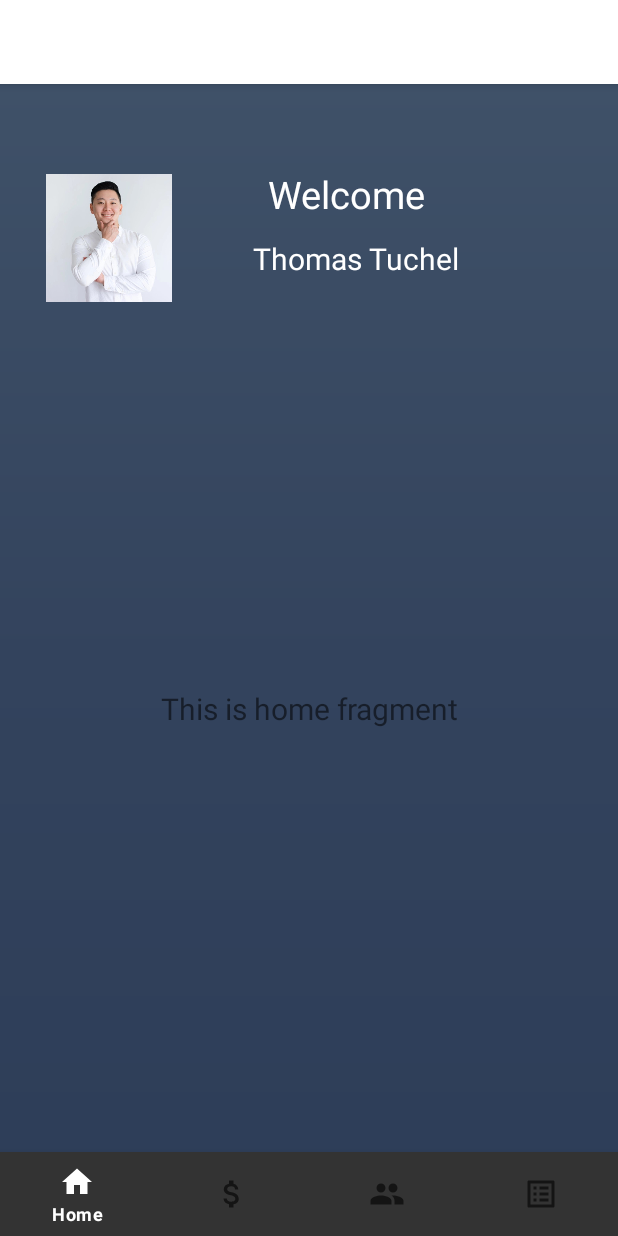
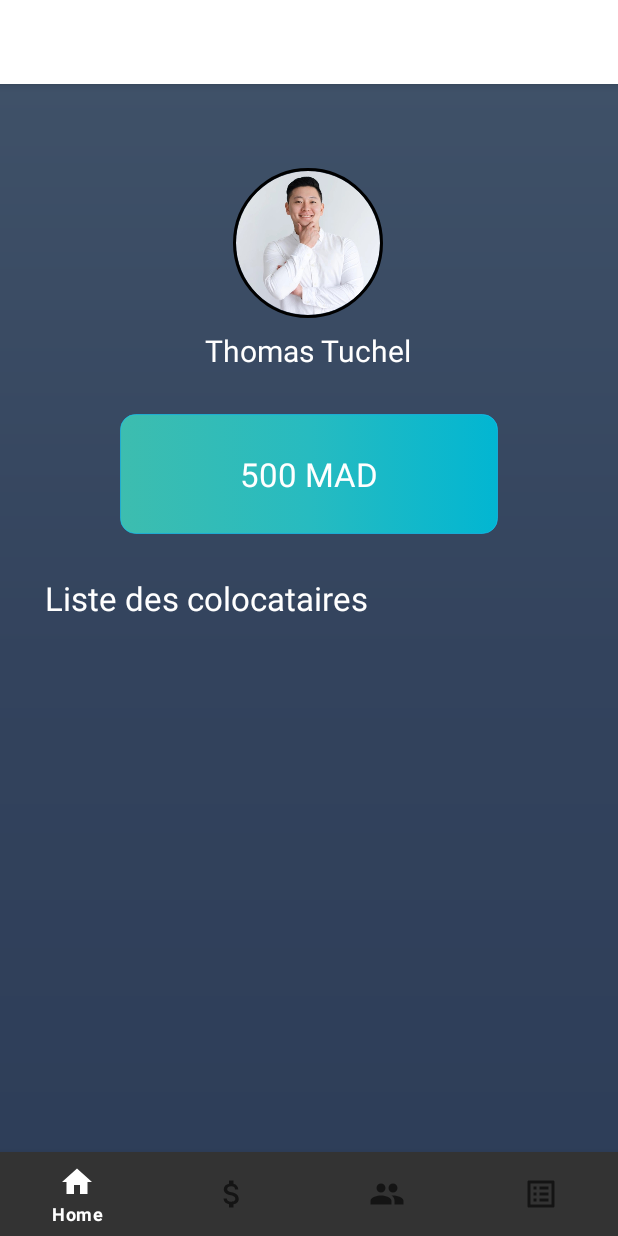
Before and after one commit to AyoubIzourane/Covie, an Android app: the HomeFragment screen opened directly, with no data from a screen before it, on a phone screen of 412 x 824 dp. Run offline under Robolectric (Android 15) with nearby library versions, the light colour scheme and no system bars; our stand-ins replace CircleImageView, navigation-ui.

Commit message:
covie app update

```diff
--- a/app/build.gradle
+++ b/app/build.gradle
@@ -8,7 +8,7 @@ android {
     defaultConfig {
         applicationId "com.example.dashboard"
         minSdk 21
-        targetSdk 31
+        targetSdk 28
         versionCode 1
         versionName "1.0"
 
@@ -31,7 +31,7 @@ android {
 }
 
 dependencies {
-
+    implementation 'com.google.android.material:material:1.2.0'
     implementation 'androidx.appcompat:appcompat:1.4.0'
     implementation 'com.google.android.material:material:1.4.0'
     implementation 'androidx.constraintlayout:constraintlayout:2.1.2'
@@ -43,4 +43,9 @@ dependencies {
     testImplementation 'junit:junit:4.+'
     androidTestImplementation 'androidx.test.ext:junit:1.1.3'
     androidTestImplementation 'androidx.test.espresso:espresso-core:3.4.0'
+
+
+    //circle image:
+    implementation 'de.hdodenhof:circleimageview:3.1.0'
+
 }
--- a/app/src/main/java/com/example/dashboard/ui/home/HomeFragment.java
+++ b/app/src/main/java/com/example/dashboard/ui/home/HomeFragment.java
@@ -28,7 +28,7 @@ public class HomeFragment extends Fragment {
         binding = FragmentHomeBinding.inflate(inflater, container, false);
         View root = binding.getRoot();
 
-        final TextView textView = binding.textHome;
+        final TextView textView = binding.username;
         homeViewModel.getText().observe(getViewLifecycleOwner(), new Observer<String>() {
             @Override
             public void onChanged(@Nullable String s) {
--- a/app/src/main/java/com/example/dashboard/ui/home/HomeViewModel.java
+++ b/app/src/main/java/com/example/dashboard/ui/home/HomeViewModel.java
@@ -10,7 +10,7 @@ public class HomeViewModel extends ViewModel {
 
     public HomeViewModel() {
         mText = new MutableLiveData<>();
-        mText.setValue("This is home fragment");
+
     }
 
     public LiveData<String> getText() {
--- a/app/src/main/res/layout/activity_main.xml
+++ b/app/src/main/res/layout/activity_main.xml
@@ -32,40 +32,6 @@
         app:layout_constraintTop_toTopOf="parent"
         app:navGraph="@navigation/mobile_navigation" />
 
-    <ImageView
-        android:id="@+id/imageView"
-        android:layout_width="84dp"
-        android:layout_height="85dp"
-        android:layout_marginTop="4dp"
-        android:background="@drawable/profil1"
-        app:layout_constraintEnd_toEndOf="parent"
-        app:layout_constraintHorizontal_bias="0.094"
-        app:layout_constraintStart_toStartOf="parent"
-        app:layout_constraintTop_toTopOf="parent" />
 
-    <TextView
-        android:id="@+id/textView3"
-        android:layout_width="wrap_content"
-        android:layout_height="wrap_content"
-        android:layout_marginStart="64dp"
-        android:text="Welcome"
-        android:textColor="@color/white"
-        android:textSize="25dp"
-        app:layout_constraintStart_toEndOf="@+id/imageView"
-        tools:ignore="MissingConstraints"
-        tools:layout_editor_absoluteY="5dp" />
-
-    <TextView
-        android:id="@+id/textView4"
-        android:layout_width="wrap_content"
-        android:layout_height="wrap_content"
-        android:layout_marginTop="12dp"
-        android:text="Thomas Tuchel"
-        android:textColor="@color/white"
-        android:textSize="20dp"
-        app:layout_constraintEnd_toEndOf="@+id/textView3"
-        app:layout_constraintHorizontal_bias="0.333"
-        app:layout_constraintStart_toStartOf="@+id/textView3"
-        app:layout_constraintTop_toBottomOf="@+id/textView3" />
 
 </androidx.constraintlayout.widget.ConstraintLayout>
--- a/app/src/main/res/layout/fragment_home.xml
+++ b/app/src/main/res/layout/fragment_home.xml
@@ -6,17 +6,80 @@
     android:layout_height="match_parent"
     tools:context=".ui.home.HomeFragment">
 
+    <de.hdodenhof.circleimageview.CircleImageView
+        android:id="@+id/profile_image"
+        android:layout_width="100dp"
+        android:layout_height="100dp"
+        android:layout_gravity="center"
+        android:src="@drawable/profil1"
+        app:civ_border_color="#FF000000"
+        app:civ_border_width="2dp"
+        app:layout_constraintEnd_toEndOf="parent"
+        app:layout_constraintHorizontal_bias="0.498"
+        app:layout_constraintStart_toStartOf="parent"
+        tools:ignore="MissingConstraints"
+        tools:layout_editor_absoluteY="7dp" />
+
     <TextView
-        android:id="@+id/text_home"
+        android:id="@+id/username"
+        android:layout_width="wrap_content"
+        android:layout_height="wrap_content"
+        android:layout_marginTop="8dp"
+        android:text="Thomas Tuchel"
+        android:textColor="@color/white"
+        android:textSize="20dp"
+        app:layout_constraintEnd_toEndOf="@+id/profile_image"
+        app:layout_constraintStart_toStartOf="@+id/profile_image"
+        app:layout_constraintTop_toBottomOf="@+id/profile_image" />
+
+    <View
+        android:id="@+id/view3"
         android:layout_width="match_parent"
-        android:layout_height="wrap_content"
-        android:layout_marginStart="8dp"
-        android:layout_marginTop="8dp"
-        android:layout_marginEnd="8dp"
-        android:textAlignment="center"
-        android:textSize="20sp"
+        android:layout_height="80dp"
+        android:layout_marginLeft="80dp"
+        android:layout_marginTop="10dp"
+        android:layout_marginRight="80dp"
+        android:background="@drawable/rounded_corner"
         app:layout_constraintBottom_toBottomOf="parent"
         app:layout_constraintEnd_toEndOf="parent"
         app:layout_constraintStart_toStartOf="parent"
-        app:layout_constraintTop_toTopOf="parent" />
+        app:layout_constraintTop_toBottomOf="@+id/username"
+        app:layout_constraintVertical_bias="0.038"
+        tools:ignore="MissingConstraints" />
+
+    <TextView
+        android:id="@+id/budget"
+        android:layout_width="wrap_content"
+        android:layout_height="wrap_content"
+        android:text="500 MAD"
+        android:textColor="@color/white"
+        android:textSize="22dp"
+        app:layout_constraintBottom_toBottomOf="@+id/view3"
+        app:layout_constraintEnd_toEndOf="@+id/view3"
+        app:layout_constraintStart_toStartOf="@+id/view3"
+        app:layout_constraintTop_toTopOf="@+id/view3"
+        tools:ignore="MissingConstraints" />
+
+    <ListView
+        android:layout_width="411dp"
+        android:layout_height="388dp"
+        android:layout_marginTop="16dp"
+        app:layout_constraintBottom_toBottomOf="parent"
+        app:layout_constraintEnd_toEndOf="parent"
+        app:layout_constraintStart_toStartOf="parent"
+        app:layout_constraintTop_toBottomOf="@+id/ListLabel" />
+
+    <TextView
+        android:id="@+id/ListLabel"
+        android:layout_marginLeft="30dp"
+        android:layout_width="wrap_content"
+        android:layout_height="wrap_content"
+        android:layout_marginTop="28dp"
+        android:text="Liste des colocataires"
+        android:textColor="@color/white"
+        android:textSize="22dp"
+        app:layout_constraintEnd_toEndOf="parent"
+        app:layout_constraintHorizontal_bias="0.0"
+        app:layout_constraintStart_toStartOf="parent"
+        app:layout_constraintTop_toBottomOf="@+id/view3" />
 </androidx.constraintlayout.widget.ConstraintLayout>
```
